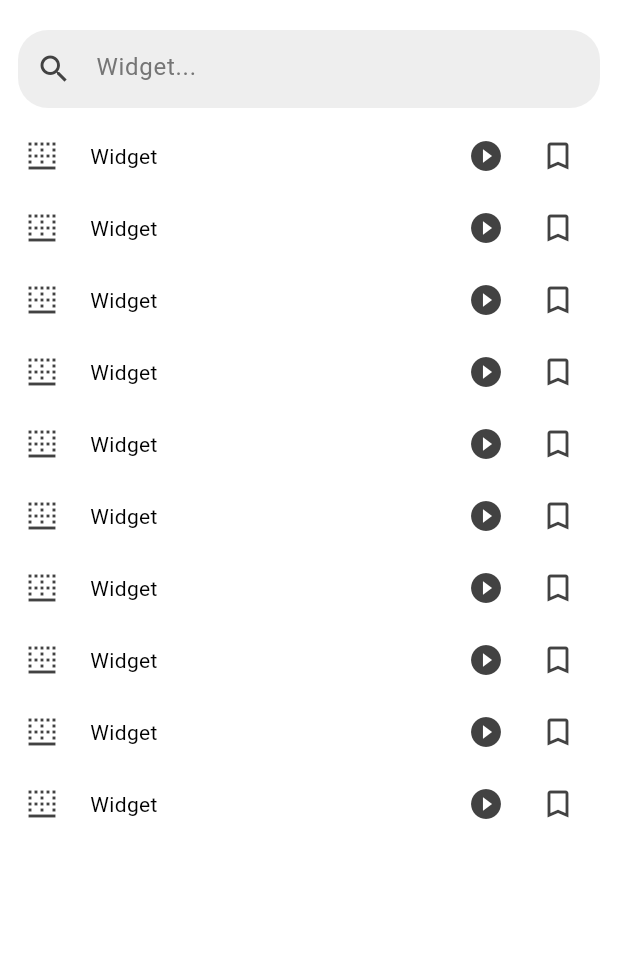
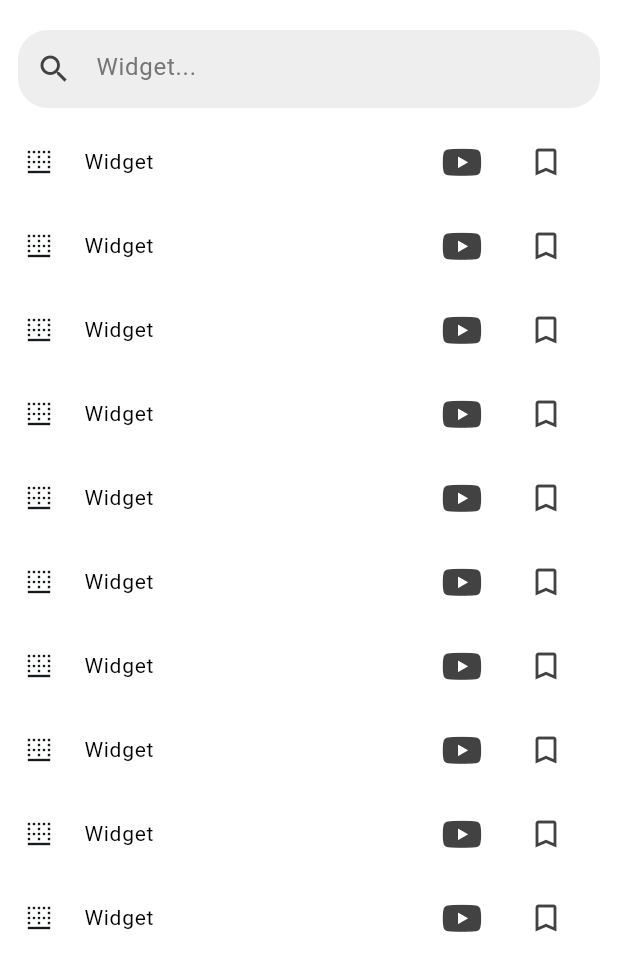
Before and after one commit to dariomatias-dev/flutter_guide, a Flutter app: the WidgetsScreen screen opened directly, on a phone screen of 412 x 824 dp. Shown: the top 971 px of the screen. Run offline on Flutter 3.47's test engine with Material 3 defaults, Android fonts, the phone set to English and light mode, and no system bars; our stand-ins replace font_awesome_flutter, package_info_plus, shared_preferences; missing offline and left inert: salomon_bottom_bar_extend; accounts and stored records are empty.

Commit message:
feat(lib/src/shared/widgets): refactored widget card based on ListTileItemWidget component and added option to include widgets in the trailing of ListTileItemWidget
- Refactored widget card with the implementation of ListTileItemWidget component.
- Added option to include widgets in the trailing of ListTileItemWidget component.

```diff
--- a/lib/src/features/widgets/widgets_screen.dart
+++ b/lib/src/features/widgets/widgets_screen.dart
@@ -1,4 +1,5 @@
 import 'package:flutter/material.dart';
+
 import 'package:flutter_guide/src/core/flutter_guide_colors.dart';
 
 import 'package:flutter_guide/src/shared/widgets/card_widget.dart';
--- a/lib/src/shared/widgets/card_widget.dart
+++ b/lib/src/shared/widgets/card_widget.dart
@@ -1,6 +1,9 @@
 import 'dart:math';
 
 import 'package:flutter/material.dart';
+import 'package:font_awesome_flutter/font_awesome_flutter.dart';
+
+import 'package:flutter_guide/src/shared/widgets/list_tile_item_widget.dart';
 
 class CardWidget extends StatefulWidget {
   const CardWidget({
@@ -19,31 +22,20 @@ class _CardWidgetState extends State<CardWidget> {
 
   @override
   Widget build(BuildContext context) {
-    return InkWell(
+    return ListTileItemWidget(
       onTap: () {},
-      child: Ink(
-        child: Row(
-          children: [
-            const SizedBox(width: 16.0),
-            Icon(
-              Icons.border_bottom,
-              color: Theme.of(context).colorScheme.tertiary,
-            ),
-            const SizedBox(width: 20.0),
-            Text(
-              widget.title,
-            ),
-            Expanded(
-              child: Container(),
-            ),
-            if (showYouTubeIcon)
+      title: widget.title,
+      icon: Icons.border_bottom,
+      trailingWidgets: [
+        if (true)
           IconButton(
             onPressed: () {},
-                icon: Icon(
-                  Icons.play_circle_filled,
+            icon: FaIcon(
+              FontAwesomeIcons.youtube,
               color: Theme.of(context).colorScheme.tertiary,
             ),
           ),
+        const SizedBox(width: 8.0),
         IconButton(
           onPressed: () {},
           icon: Icon(
@@ -51,10 +43,7 @@ class _CardWidgetState extends State<CardWidget> {
             color: Theme.of(context).colorScheme.tertiary,
           ),
         ),
-            const SizedBox(width: 16.0),
       ],
-        ),
-      ),
     );
   }
 }
--- a/lib/src/shared/widgets/custom_dialog/dialog_widget.dart
+++ b/lib/src/shared/widgets/custom_dialog/dialog_widget.dart
@@ -27,6 +27,7 @@ class DialogWidget extends StatelessWidget {
       backgroundColor: isLight ? null : FlutterGuideColors.darkNeutral,
       children: [
         Container(
+          width: MediaQuery.sizeOf(context).width,
           decoration: BoxDecoration(
             color: isLight ? null : Colors.black.withOpacity(0.42),
             borderRadius: BorderRadius.circular(32.0),
--- a/lib/src/shared/widgets/list_tile_item_widget.dart
+++ b/lib/src/shared/widgets/list_tile_item_widget.dart
@@ -3,16 +3,18 @@ import 'package:flutter/material.dart';
 class ListTileItemWidget extends StatelessWidget {
   const ListTileItemWidget({
     super.key,
+    required this.onTap,
     required this.title,
     required this.icon,
     this.openInBrowser = false,
-    required this.onTap,
+    this.trailingWidgets,
   });
 
+  final VoidCallback onTap;
   final String title;
   final IconData icon;
   final bool openInBrowser;
-  final VoidCallback onTap;
+  final List<Widget>? trailingWidgets;
 
   @override
   Widget build(BuildContext context) {
@@ -23,8 +25,6 @@ class ListTileItemWidget extends StatelessWidget {
       ),
       hoverColor: Colors.blue.withOpacity(0.05),
       child: Ink(
-        child: SizedBox(
-          width: MediaQuery.sizeOf(context).width * 0.9,
         child: ListTile(
           leading: Icon(
             icon,
@@ -37,11 +37,16 @@ class ListTileItemWidget extends StatelessWidget {
               fontSize: 14.0,
             ),
           ),
-            trailing: openInBrowser
-                ? const Icon(
+          trailing: Row(
+            mainAxisSize: MainAxisSize.min,
+            children: [
+              if (openInBrowser)
+                Icon(
                   Icons.open_in_new_rounded,
-                  )
-                : null,
+                  color: Theme.of(context).colorScheme.tertiary,
+                ),
+              if (trailingWidgets != null) ...trailingWidgets!,
+            ],
           ),
         ),
       ),
```
Lines whose indentation alone changed are shown as unchanged.
